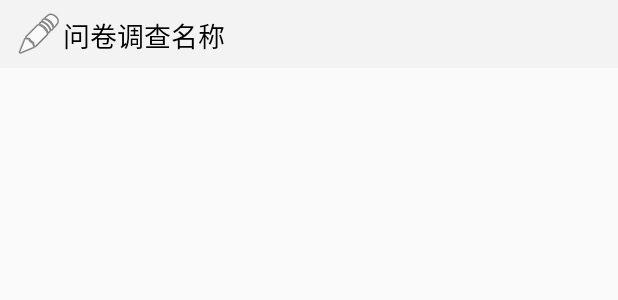
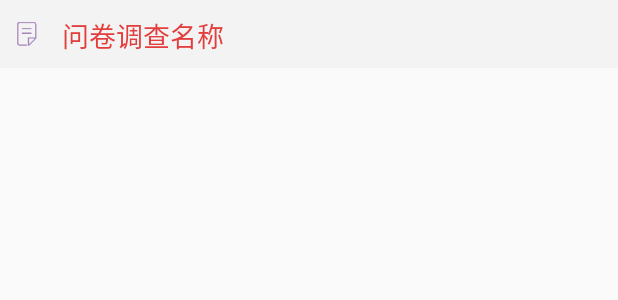
Before and after one commit to yuminghang/zhinan, an Android app: the layout questionnaire_item.xml on its own in the app's theme, with its tools: preview values and no code run, on a phone screen of 412 x 824 dp. Shown: the top 300 px of the screen. Run offline under Robolectric (Android 15) with nearby library versions, the phone set to English and light mode, and no system bars.

Commit message:
问卷列表

```diff
--- a/app/src/main/res/layout/content_questionnaire_list.xml
+++ b/app/src/main/res/layout/content_questionnaire_list.xml
@@ -14,6 +14,9 @@
     tools:showIn="@layout/activity_questionnaire_list">
     <ListView
         android:id="@+id/lv_content_questionnaire_list"
+        android:dividerHeight="@dimen/sp_15"
+        android:divider="@color/transparent"
+        android:scrollbars="none"
         android:layout_width="match_parent"
         android:layout_height="match_parent">
 
--- a/app/src/main/res/layout/questionnaire_item.xml
+++ b/app/src/main/res/layout/questionnaire_item.xml
@@ -12,9 +12,10 @@
         android:layout_height="match_parent"
         android:gravity="left|center"
         android:padding="10dp"
-        android:drawableLeft="@android:drawable/ic_menu_edit"
+        android:textColor="@color/title_color"
+        android:drawableLeft="@mipmap/questionnaire"
+        android:drawablePadding="15dp"
         android:text="问卷调查名称"
-        android:textColor="@color/black"
         android:textSize="18sp"
         />
 </LinearLayout>
--- a/app/src/main/res/values/strings.xml
+++ b/app/src/main/res/values/strings.xml
@@ -67,4 +67,5 @@
         <item>女</item>
     </string-array>
     <string name="title_activity_questionnaire_list">QuestionnaireListActivity</string>
+    <string name="questionnaire">问卷调查</string>
 </resources>
```
Also changed, not shown: app/src/main/java/com/project/zhinan/activity/QuestionnaireListActivity.java (+10 -1 lines), app/src/main/res/mipmap-xxxhdpi/questionnaire.png (added).
